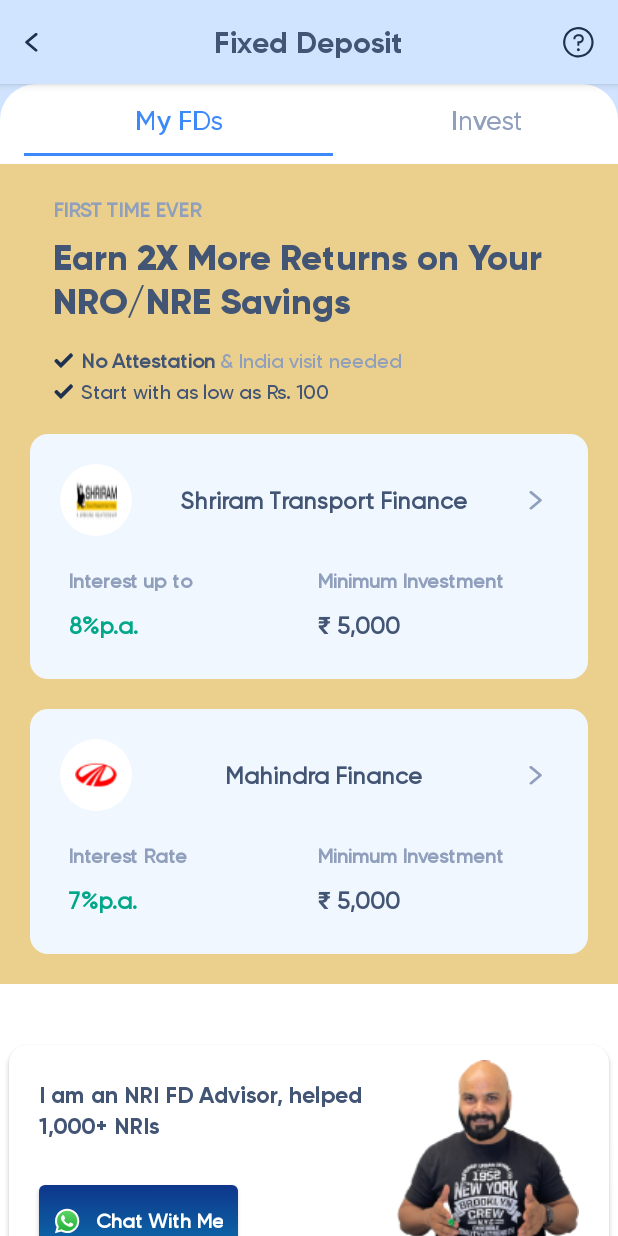
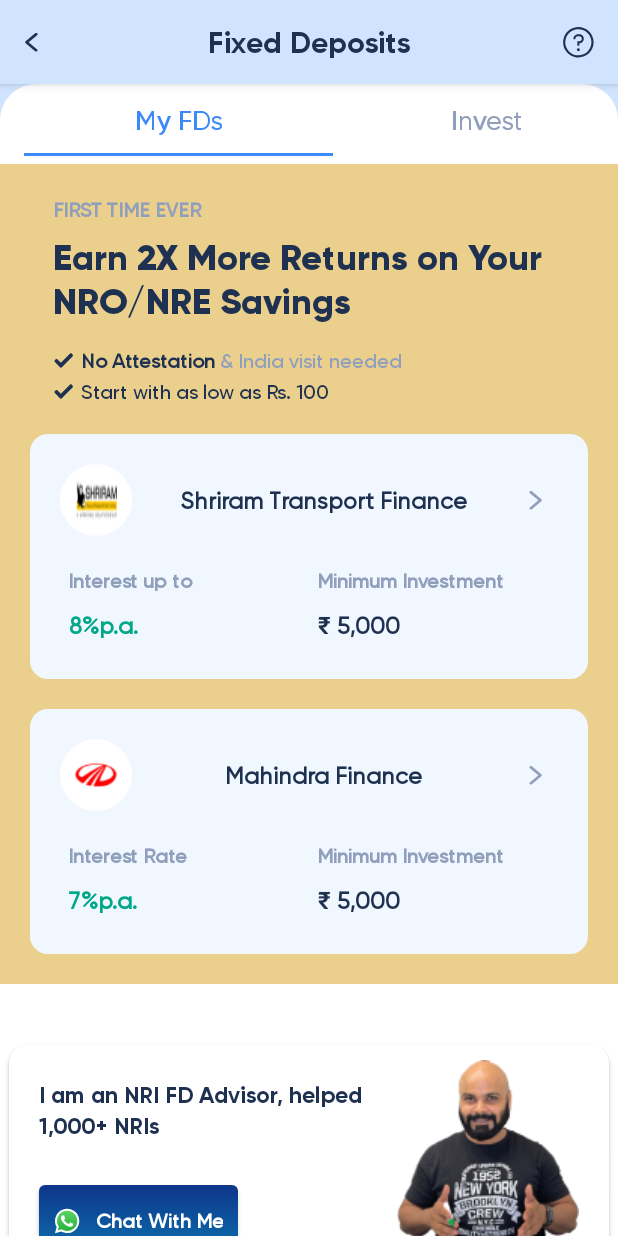
Before and after one commit to Anuj-Rai12/assigment_project, an Android app: the screen it shows after launch (MainActivity), on a phone screen of 412 x 824 dp. Run offline under Robolectric (Android 15) with nearby library versions, the phone set to English and light mode, and no system bars.

Commit message:
Removed some bugs from app

```diff
--- a/app/src/main/java/com/example/mytestingproject/fragment/OneFragment.kt
+++ b/app/src/main/java/com/example/mytestingproject/fragment/OneFragment.kt
@@ -58,8 +58,7 @@ class OneFragment : Fragment(R.layout.one_fragment_layout) {
         binding.contentSrc.addOnItemTouchListener(object : OnItemTouchListener {
             override fun onInterceptTouchEvent(view: RecyclerView, event: MotionEvent): Boolean {
                 when (event.action) {
-                    MotionEvent.ACTION_DOWN -> view.parent
-                        .requestDisallowInterceptTouchEvent(true)
+                    MotionEvent.ACTION_DOWN -> view.parent.requestDisallowInterceptTouchEvent(true)
                 }
                 return false
             }
@@ -67,17 +66,15 @@ class OneFragment : Fragment(R.layout.one_fragment_layout) {
             override fun onTouchEvent(view: RecyclerView, event: MotionEvent) {}
             override fun onRequestDisallowInterceptTouchEvent(disallowIntercept: Boolean) {}
         })
-
-
     }
 
     private fun setInfoAdaptor() {
         binding.moreInfoDescRecycle.apply {
-            isNestedScrollingEnabled=false
-            infoAdaptor= InfoAdaptor {
+            isNestedScrollingEnabled = false
+            infoAdaptor = InfoAdaptor {
                 activity?.msg(it)
             }
-            adapter=infoAdaptor
+            adapter = infoAdaptor
         }
         infoAdaptor.submitList(InfoList)
     }
@@ -90,6 +87,7 @@ class OneFragment : Fragment(R.layout.one_fragment_layout) {
             adapter = contentAdaptor
         }
         contentAdaptor.submitList(Content.list)
+        binding.contentSrc.smoothScrollToPosition(3)
     }
 
 }
--- a/app/src/main/java/com/example/mytestingproject/model/Content.kt
+++ b/app/src/main/java/com/example/mytestingproject/model/Content.kt
@@ -24,6 +24,10 @@ data class Content(
                 R.drawable.person_img,
                 "I am an NRI FD Advisor, helped 1,000+ NRIs"
             ),
+            Content(
+                R.drawable.person_img,
+                "I am an NRI FD Advisor, helped 1,000+ NRIs"
+            ),
         )
     }
 }
--- a/app/src/main/res/layout/action_bar_layout.xml
+++ b/app/src/main/res/layout/action_bar_layout.xml
@@ -40,7 +40,7 @@
             android:fontFamily="@font/gilroy_bold"
             android:maxLines="1"
             android:padding="10dp"
-            android:text="Fixed Deposit"
+            android:text="Fixed Deposits"
             android:textColor="@color/action_txt_color"
             android:textSize="20sp"
             app:layout_constraintBottom_toBottomOf="parent"
--- a/app/src/main/res/layout/info_layout.xml
+++ b/app/src/main/res/layout/info_layout.xml
@@ -11,9 +11,11 @@
         android:id="@+id/info_txt"
         android:layout_width="0dp"
         android:layout_height="wrap_content"
-        android:fontFamily="@font/gilroy_bold"
+        android:fontFamily="@font/gilroy_medium"
         android:textSize="15sp"
         android:paddingTop="5dp"
+        android:textStyle="bold"
+        android:textColor="@color/action_txt_color"
         android:paddingBottom="5dp"
         app:layout_constraintRight_toLeftOf="@id/arr_logo"
         app:layout_constraintLeft_toLeftOf="parent"
--- a/app/src/main/res/layout/one_fragment_layout.xml
+++ b/app/src/main/res/layout/one_fragment_layout.xml
@@ -130,6 +130,7 @@
             android:id="@+id/footer_body"
             android:layout_width="match_parent"
             android:layout_height="wrap_content"
+            android:layout_marginTop="24dp"
             android:background="#F7F7F7"
             android:padding="20dp"
             app:layout_constraintTop_toBottomOf="@id/content_src">
@@ -157,10 +158,9 @@
                 android:layout_marginTop="8dp"
                 android:fontFamily="@font/gilroy_medium"
                 android:lineSpacingExtra="5dp"
-                android:textSize="13sp"
                 android:text="Learn everything you need to know about NRI FD and growing your money with NRI FD"
                 android:textColor="@color/txt_color"
-                android:textStyle="bold"
+                android:textSize="13sp"
                 app:layout_constraintLeft_toLeftOf="@id/third_title_txt"
                 app:layout_constraintTop_toBottomOf="@id/third_title_txt" />
 
@@ -170,9 +170,9 @@
                 android:layout_width="match_parent"
                 android:layout_height="wrap_content"
                 android:layout_marginTop="20dp"
-                tools:listitem="@layout/info_layout"
                 app:layoutManager="androidx.recyclerview.widget.LinearLayoutManager"
-                app:layout_constraintTop_toBottomOf="@id/third_title_desc_txt" />
+                app:layout_constraintTop_toBottomOf="@id/third_title_desc_txt"
+                tools:listitem="@layout/info_layout" />
 
 
         </androidx.constraintlayout.widget.ConstraintLayout>
--- a/app/src/main/res/values-night/themes.xml
+++ b/app/src/main/res/values-night/themes.xml
@@ -24,7 +24,7 @@
     <style name="customTabLayout" parent="Widget.Design.TabLayout">
         <item name="textAllCaps">false</item>
         <item name="android:textSize">18sp</item>
+        <item name="android:textAlignment">center</item>
         <item name="android:fontFamily">@font/gilroy_medium</item>
     </style>
-
 </resources>
--- a/app/src/main/res/values/colors.xml
+++ b/app/src/main/res/values/colors.xml
@@ -12,7 +12,7 @@
     <color name="main_color">#D1E4FF</color>
     <color name="selected_color">#3E89FA</color>
     <color name="txt_color">#90a0bc</color>
-    <color name="action_txt_color">#435574</color>
+    <color name="action_txt_color">#1F3151</color>
     <color name="first_head_color">#EBD08D</color>
     <color name="light_blue">#F1F7FF</color>
 
--- a/app/src/main/res/values/themes.xml
+++ b/app/src/main/res/values/themes.xml
@@ -24,6 +24,7 @@
     <style name="customTabLayout" parent="Widget.Design.TabLayout">
         <item name="textAllCaps">false</item>
         <item name="android:textSize">18sp</item>
+        <item name="android:textAlignment">center</item>
         <item name="android:fontFamily">@font/gilroy_medium</item>
     </style>
 
```
